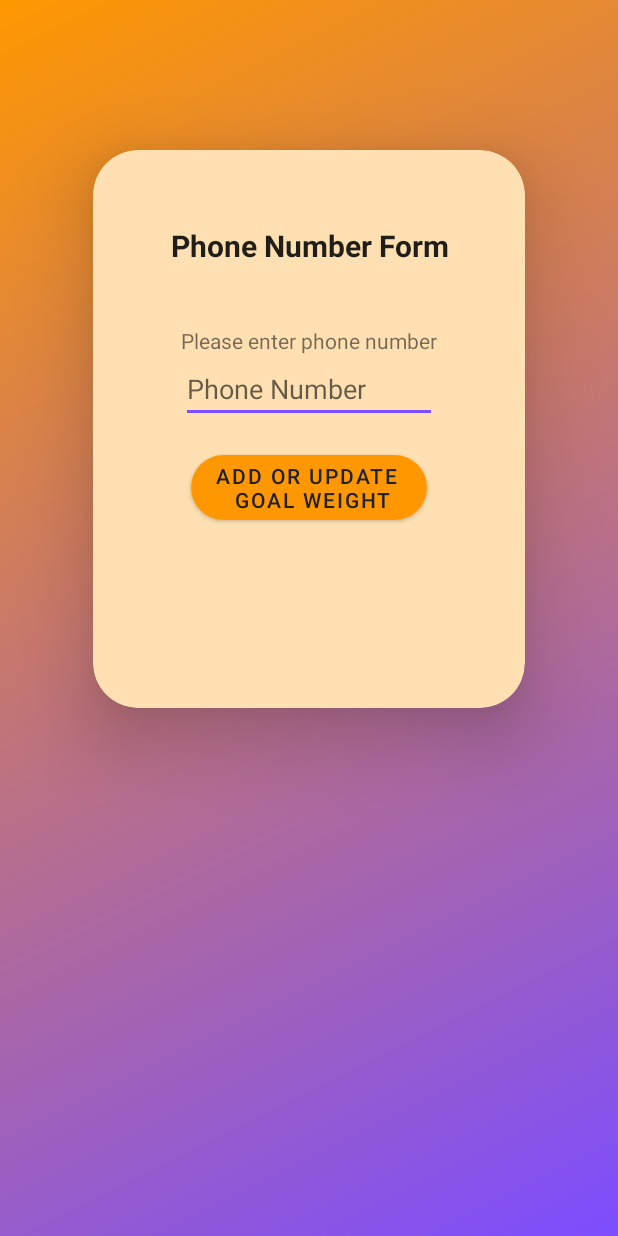
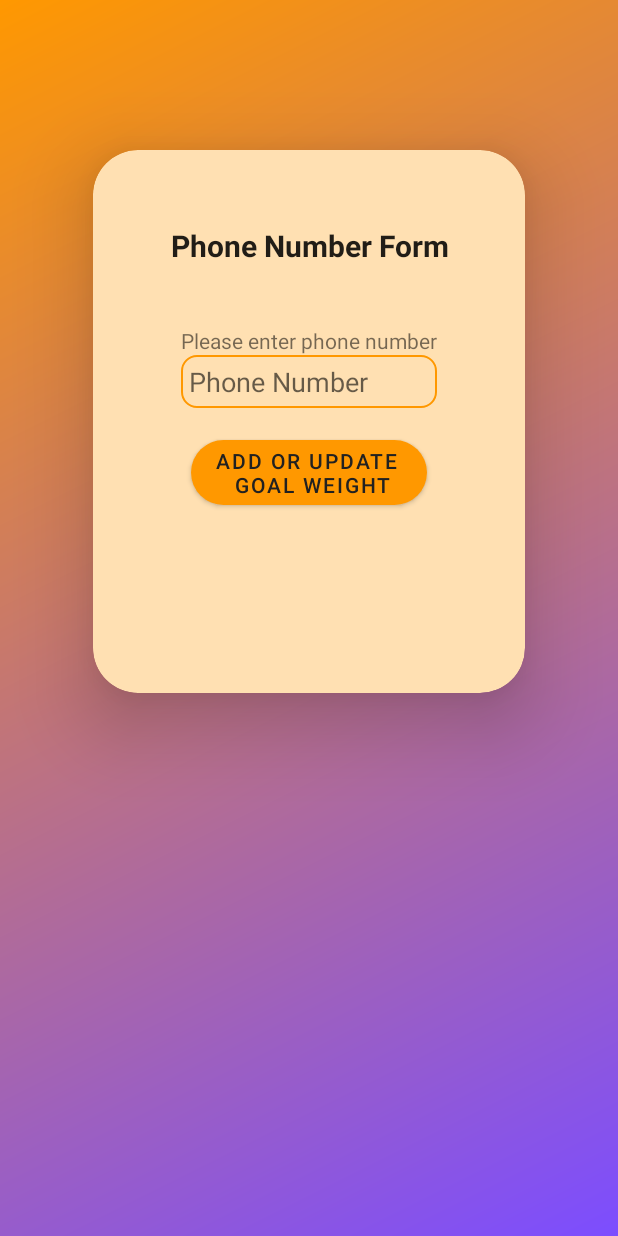
Before and after one commit to Igthife/Igthife.github.io, an Android app: the PhoneNumberActivity screen opened directly, with no data from a screen before it, on a phone screen of 412 x 824 dp. Run offline under Robolectric (Android 15) with nearby library versions, the phone set to English and light mode, and no system bars; our stand-ins replace Room's generated code; 2 statements that could not run were skipped.

Commit message:
Added custom edit text

```diff
--- a/CS360ArtifactSamuelHemond/app/src/main/res/layout/activity_phone_number_input.xml
+++ b/CS360ArtifactSamuelHemond/app/src/main/res/layout/activity_phone_number_input.xml
@@ -54,6 +54,8 @@
                 android:layout_width="0dp"
                 android:layout_height="wrap_content"
                 android:inputType="phone"
+                android:background="@drawable/custom_edittext"
+                android:padding="5dp"
                 app:layout_constraintLeft_toLeftOf="@id/numberPrompt"
                 app:layout_constraintRight_toRightOf="@id/numberPrompt"
                 app:layout_constraintTop_toBottomOf="@id/numberPrompt"
```
